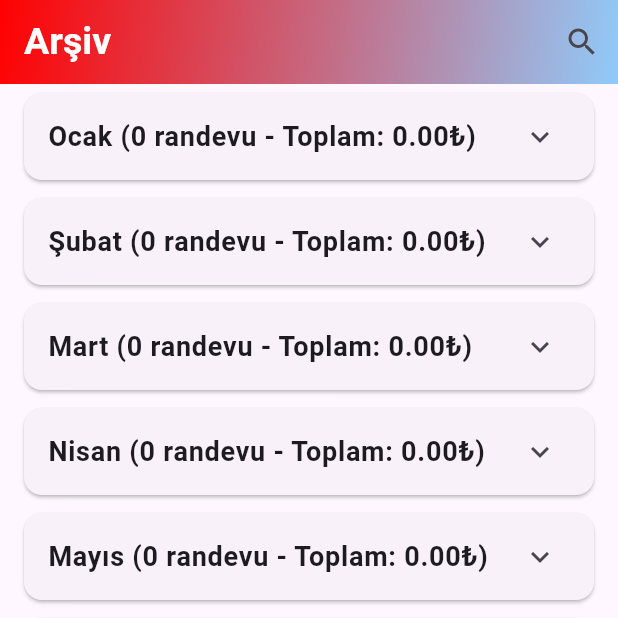
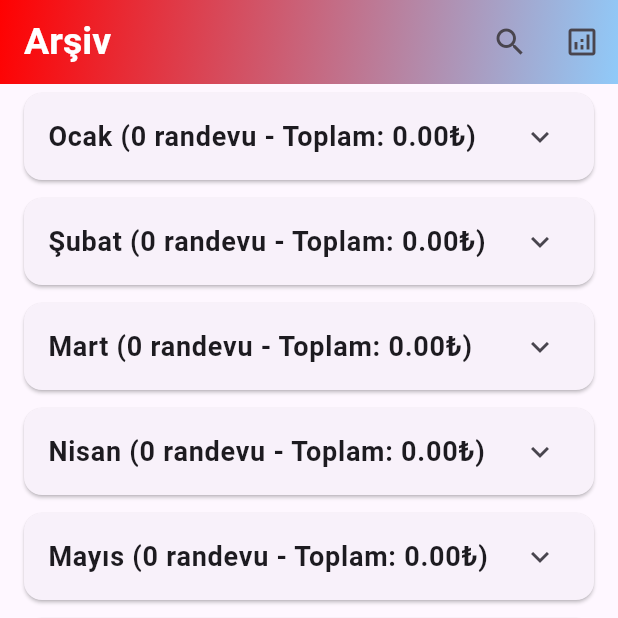
Before and after one commit to uluckabd/car_wash, a Flutter app: the screen it shows after launch, item 2 of the bottom bar chosen, on a phone screen of 412 x 824 dp, the top half of it. Run offline on Flutter 3.47's test engine with Material 3 defaults, Android fonts, the phone set to English and light mode, and no system bars; our stand-ins replace mask_text_input_formatter, sqflite, syncfusion_flutter_charts; accounts and stored records are empty.

Commit message:
arşiv sayfasına grafik ikonu eklendi ve grafik sayfalari uygulamaya baglandi

```diff
--- a/lib/main.dart
+++ b/lib/main.dart
@@ -1,3 +1,4 @@
+import 'package:car_wash/reportchartspage.dart';
 import 'package:flutter/material.dart';
 import 'AddAppointmentpage.dart';
 import 'ArchiveScreen.dart';
@@ -225,6 +226,8 @@ class _MyHomePageState extends State<MyHomePage> {
         ),
         actions: selectedIndex == 1
             ? [
+                Row(
+                  children: [
                     IconButton(
                       icon: const Icon(Icons.search),
                       onPressed: () {
@@ -233,6 +236,19 @@ class _MyHomePageState extends State<MyHomePage> {
                           delegate: AppointmentSearch(randevular),
                         );
                       },
+                    ),
+                    IconButton(
+                      icon: const Icon(Icons.analytics_outlined),
+                      onPressed: () {
+                        Navigator.push(
+                          context,
+                          MaterialPageRoute(
+                            builder: (context) => ReportChartsPage(),
+                          ),
+                        );
+                      },
+                    ),
+                  ],
                 ),
               ]
             : null,
```
Lines whose indentation alone changed are shown as unchanged.
